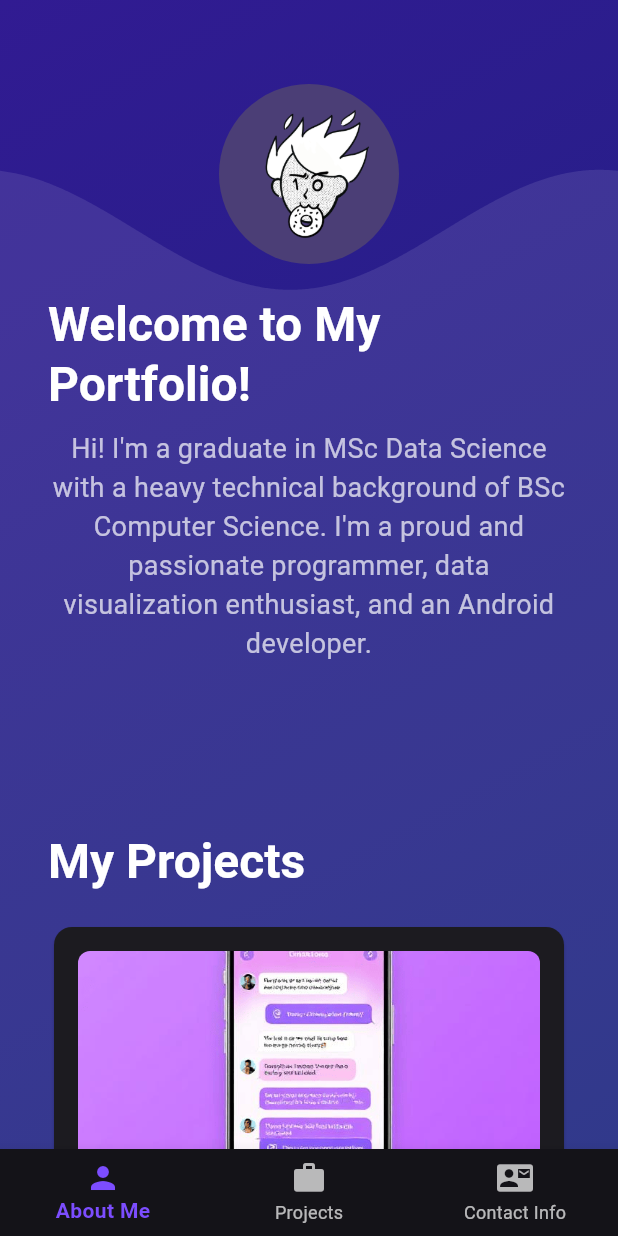
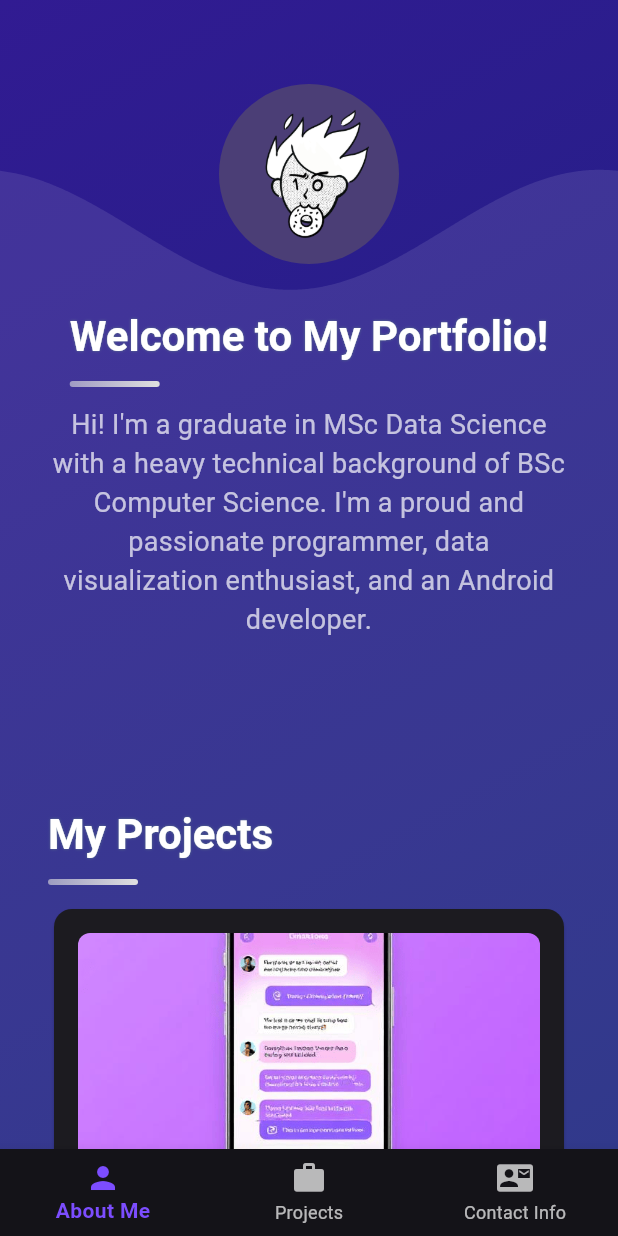
Before and after one commit to emnggprw/personal_portfolio, a Flutter app: the screen it shows after launch, on a phone screen of 412 x 824 dp. Run offline on Flutter 3.47's test engine with Material 3 defaults, Android fonts, the phone set to English and light mode, and no system bars.

Commit message:
Implemented animated headers

```diff
--- a/lib/screens/about_me_page.dart
+++ b/lib/screens/about_me_page.dart
@@ -1,4 +1,5 @@
 import 'package:flutter/material.dart';
+import 'package:personal_portfrolio/widgets/animated_header.dart';
 
 class AboutMePage extends StatelessWidget {
   const AboutMePage({super.key});
@@ -16,9 +17,8 @@ class AboutMePage extends StatelessWidget {
               radius: 60,
               backgroundImage: AssetImage('assets/images/profile_picture.png'),
             ),
-            const SizedBox(height: 20),
-            Text('Welcome to My Portfolio!', style: Theme.of(context).textTheme.headlineLarge),
-            const SizedBox(height: 10),
+            const SizedBox(height: 30),
+            const AnimatedHeader('Welcome to My Portfolio!'),
             const Text(
               "Hi! I'm a graduate in MSc Data Science with a heavy technical background of BSc Computer Science. I'm a proud and passionate programmer, data visualization enthusiast, and an Android developer.",
               textAlign: TextAlign.center,
--- a/lib/screens/contact_info.dart
+++ b/lib/screens/contact_info.dart
@@ -1,4 +1,5 @@
 import 'package:flutter/material.dart';
+import 'package:personal_portfrolio/widgets/animated_header.dart';
 
 class ContactInfoPage extends StatelessWidget {
   const ContactInfoPage({super.key});
@@ -10,10 +11,13 @@ class ContactInfoPage extends StatelessWidget {
         padding: const EdgeInsets.all(16.0),
         child: Column(
           mainAxisAlignment: MainAxisAlignment.center,
-          children: [
-            Text('Contact Me', style: Theme.of(context).textTheme.headlineLarge),
-            const SizedBox(height: 10),
-            const Text('Get in touch with me at: eko.mnggprw@gmail.com', style: TextStyle(fontSize: 18)),
+          children: const [
+            AnimatedHeader('Contact Me'),
+            SizedBox(height: 10),
+            Text(
+              'Get in touch with me at: eko.mnggprw@gmail.com',
+              style: TextStyle(fontSize: 18),
+            ),
           ],
         ),
       ),
--- a/lib/screens/projects_page.dart
+++ b/lib/screens/projects_page.dart
@@ -1,6 +1,7 @@
 import 'package:flutter/material.dart';
 import 'package:personal_portfrolio/models/project_card.dart';
 import 'package:personal_portfrolio/utils/constants.dart';
+import 'package:personal_portfrolio/widgets/animated_header.dart';
 
 class ProjectsPage extends StatelessWidget {
   const ProjectsPage({super.key});
@@ -14,8 +15,7 @@ class ProjectsPage extends StatelessWidget {
           child: Column(
             crossAxisAlignment: CrossAxisAlignment.start,
             children: [
-              Text('My Projects', style: Theme.of(context).textTheme.headlineLarge),
-              const SizedBox(height: 20),
+              const AnimatedHeader('My Projects'),
               LayoutBuilder(
                 builder: (context, constraints) {
                   int crossAxisCount = constraints.maxWidth > 1000
--- /dev/null
+++ b/lib/widgets/animated_header.dart
@@ -0,0 +1,118 @@
+import 'package:flutter/material.dart';
+
+class AnimatedHeader extends StatefulWidget {
+  final String title;
+
+  const AnimatedHeader(this.title, {super.key});
+
+  @override
+  State<AnimatedHeader> createState() => _AnimatedHeaderState();
+}
+
+class _AnimatedHeaderState extends State<AnimatedHeader> with TickerProviderStateMixin {
+  late AnimationController _entranceController;
+  late AnimationController _idleController;
+
+  late Animation<Offset> _slideAnimation;
+  late Animation<double> _fadeAnimation;
+  late Animation<double> _shadowPulse;
+  late Animation<double> _lineWidth;
+
+  @override
+  void initState() {
+    super.initState();
+
+    _entranceController = AnimationController(
+      vsync: this,
+      duration: const Duration(milliseconds: 1000),
+    );
+
+    _idleController = AnimationController(
+      vsync: this,
+      duration: const Duration(seconds: 4),
+    );
+
+    _slideAnimation = Tween<Offset>(
+      begin: const Offset(0, 0.4),
+      end: Offset.zero,
+    ).animate(CurvedAnimation(parent: _entranceController, curve: Curves.easeOutExpo));
+
+    _fadeAnimation = Tween<double>(begin: 0.0, end: 1.0).animate(
+      CurvedAnimation(parent: _entranceController, curve: Curves.easeInOut),
+    );
+
+    _shadowPulse = Tween<double>(begin: 0.0, end: 8.0).animate(
+      CurvedAnimation(parent: _idleController, curve: Curves.easeInOut),
+    );
+
+    _lineWidth = Tween<double>(begin: 0, end: 60).animate(
+      CurvedAnimation(parent: _entranceController, curve: Curves.easeOutBack),
+    );
+
+    _entranceController.forward().whenComplete(() {
+      _idleController.repeat(reverse: true);
+    });
+  }
+
+  @override
+  void dispose() {
+    _entranceController.dispose();
+    _idleController.dispose();
+    super.dispose();
+  }
+
+  @override
+  Widget build(BuildContext context) {
+    final brightness = Theme.of(context).brightness;
+    final isDark = brightness == Brightness.dark;
+
+    final baseColor = isDark ? Colors.white : const Color(0xFF333333);
+    final accentColor = isDark ? Colors.grey[300]! : const Color(0xFF99C1F1); // soft light blue
+    final glowColor = isDark ? Colors.blueGrey : Colors.grey.withOpacity(0.4);
+
+    return AnimatedBuilder(
+      animation: Listenable.merge([_entranceController, _idleController]),
+      builder: (context, _) {
+        return FadeTransition(
+          opacity: _fadeAnimation,
+          child: SlideTransition(
+            position: _slideAnimation,
+            child: Column(
+              crossAxisAlignment: CrossAxisAlignment.start,
+              children: [
+                Text(
+                  widget.title,
+                  style: Theme.of(context).textTheme.headlineMedium?.copyWith(
+                    fontWeight: FontWeight.bold,
+                    color: baseColor,
+                    shadows: [
+                      Shadow(
+                        color: glowColor,
+                        blurRadius: _shadowPulse.value,
+                      ),
+                    ],
+                  ),
+                ),
+                const SizedBox(height: 12),
+                Container(
+                  height: 4,
+                  width: _lineWidth.value,
+                  decoration: BoxDecoration(
+                    borderRadius: BorderRadius.circular(4),
+                    gradient: LinearGradient(
+                      colors: [
+                        accentColor.withOpacity(0.6),
+                        accentColor,
+                      ],
+                    ),
+                  ),
+                ),
+                const SizedBox(height: 12),
+              ],
+            ),
+          ),
+        );
+      },
+    );
+  }
+}
```
